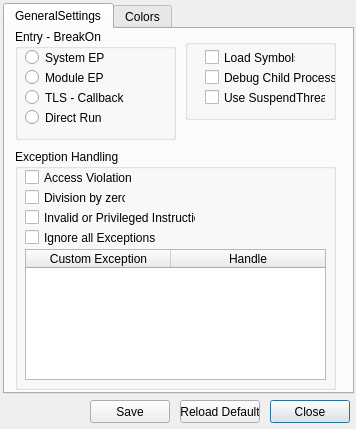
First picture: the form in qtNanomite/qtDLGOption.ui, repository zer0fl4g/Nanomite, before the edit.
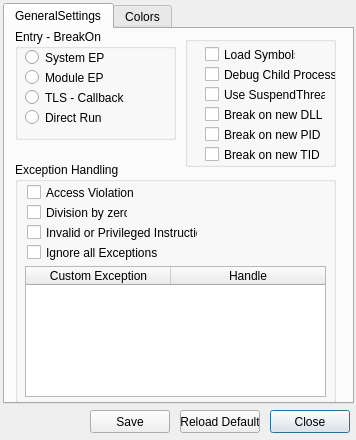
Second picture: the form after the edit. Icons and pictures are not drawn.

Commit message: + added possibility to break on new Processes, Threads or DLL loads + added options for break on event

Patch:
```diff
--- a/qtNanomite/qtDLGOption.ui
+++ b/qtNanomite/qtDLGOption.ui
@@ -10,7 +10,7 @@
     <x>0</x>
     <y>0</y>
     <width>356</width>
-    <height>429</height>
+    <height>440</height>
    </rect>
   </property>
   <property name="windowTitle">
@@ -26,7 +26,7 @@
      <x>3</x>
      <y>3</y>
      <width>351</width>
-     <height>391</height>
+     <height>401</height>
     </rect>
    </property>
    <property name="currentIndex">
@@ -40,7 +40,7 @@
      <property name="geometry">
       <rect>
        <x>10</x>
-       <y>120</y>
+       <y>133</y>
        <width>321</width>
        <height>241</height>
       </rect>
@@ -58,7 +58,7 @@
       <property name="geometry">
        <rect>
         <x>10</x>
-        <y>100</y>
+        <y>104</y>
         <width>301</width>
         <height>131</height>
        </rect>
@@ -110,8 +110,8 @@
      <widget class="QCheckBox" name="cbInvPriv">
       <property name="geometry">
        <rect>
-        <x>10</x>
-        <y>60</y>
+        <x>12</x>
+        <y>62</y>
         <width>171</width>
         <height>17</height>
        </rect>
@@ -129,8 +129,8 @@
      <widget class="QCheckBox" name="cbDivZero">
       <property name="geometry">
        <rect>
-        <x>10</x>
-        <y>40</y>
+        <x>12</x>
+        <y>42</y>
         <width>101</width>
         <height>17</height>
        </rect>
@@ -148,8 +148,8 @@
      <widget class="QCheckBox" name="cbIG_AVIOL">
       <property name="geometry">
        <rect>
-        <x>10</x>
-        <y>20</y>
+        <x>12</x>
+        <y>22</y>
         <width>110</width>
         <height>17</height>
        </rect>
@@ -167,8 +167,8 @@
      <widget class="QCheckBox" name="cbIgEx">
       <property name="geometry">
        <rect>
-        <x>10</x>
-        <y>80</y>
+        <x>12</x>
+        <y>82</y>
         <width>131</width>
         <height>17</height>
        </rect>
@@ -283,9 +283,9 @@
      <property name="geometry">
       <rect>
        <x>180</x>
-       <y>10</y>
+       <y>7</y>
        <width>151</width>
-       <height>81</height>
+       <height>131</height>
       </rect>
      </property>
      <property name="sizePolicy">
@@ -354,6 +354,63 @@
        <string>Use SuspendThread</string>
       </property>
      </widget>
+     <widget class="QCheckBox" name="cbBreakOnNewPID">
+      <property name="geometry">
+       <rect>
+        <x>20</x>
+        <y>90</y>
+        <width>131</width>
+        <height>17</height>
+       </rect>
+      </property>
+      <property name="sizePolicy">
+       <sizepolicy hsizetype="Fixed" vsizetype="Fixed">
+        <horstretch>0</horstretch>
+        <verstretch>0</verstretch>
+       </sizepolicy>
+      </property>
+      <property name="text">
+       <string>Break on new PID</string>
+      </property>
+     </widget>
+     <widget class="QCheckBox" name="cbBreakOnNewTID">
+      <property name="geometry">
+       <rect>
+        <x>20</x>
+        <y>110</y>
+        <width>121</width>
+        <height>17</height>
+       </rect>
+      </property>
+      <property name="sizePolicy">
+       <sizepolicy hsizetype="Fixed" vsizetype="Fixed">
+        <horstretch>0</horstretch>
+        <verstretch>0</verstretch>
+       </sizepolicy>
+      </property>
+      <property name="text">
+       <string>Break on new TID</string>
+      </property>
+     </widget>
+     <widget class="QCheckBox" name="cbBreakOnNewDLL">
+      <property name="geometry">
+       <rect>
+        <x>20</x>
+        <y>70</y>
+        <width>121</width>
+        <height>17</height>
+       </rect>
+      </property>
+      <property name="sizePolicy">
+       <sizepolicy hsizetype="Fixed" vsizetype="Fixed">
+        <horstretch>0</horstretch>
+        <verstretch>0</verstretch>
+       </sizepolicy>
+      </property>
+      <property name="text">
+       <string>Break on new DLL</string>
+      </property>
+     </widget>
     </widget>
    </widget>
    <widget class="QWidget" name="Colors">
@@ -1002,7 +1059,7 @@
    <property name="geometry">
     <rect>
      <x>270</x>
-     <y>400</y>
+     <y>410</y>
      <width>80</width>
      <height>23</height>
     </rect>
@@ -1021,7 +1078,7 @@
    <property name="geometry">
     <rect>
      <x>90</x>
-     <y>400</y>
+     <y>410</y>
      <width>80</width>
      <height>23</height>
     </rect>
@@ -1040,7 +1097,7 @@
    <property name="geometry">
     <rect>
      <x>180</x>
-     <y>400</y>
+     <y>410</y>
      <width>80</width>
      <height>23</height>
     </rect>
```
The commit also changes 13 other files.
